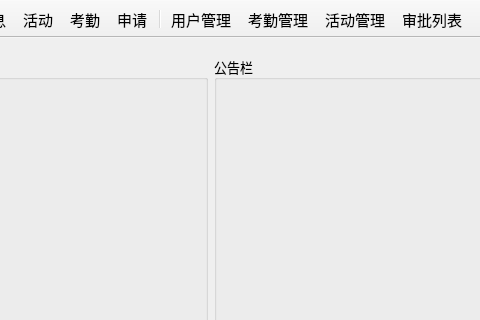
Above: mainwindow.ui from csthenry/weplanet-desktop before the change; both pictures show x 160 to 640 and y 0 to 320 of the 1145 by 657 pixel window. Below: the same form after it.
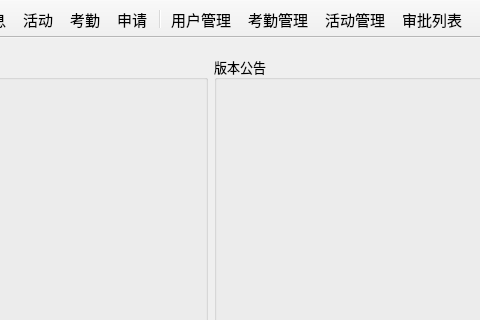
That is the form after the change. The open tabs and pages were chosen to show the change. Icons and pictures are not drawn. Custom widgets are drawn as their Qt base class.

Commit message: 优化版本公告栏。

Diff of the .ui file:
```diff
--- a/mainwindow.ui
+++ b/mainwindow.ui
@@ -705,7 +705,7 @@
            </font>
           </property>
           <property name="title">
-           <string>公告栏</string>
+           <string>版本公告</string>
           </property>
           <layout class="QGridLayout" name="gridLayout_61">
            <item row="0" column="0">
```
Left out of the diff: 2 changed lines with no effect on the pictures. The commit also changes 4 other files.
